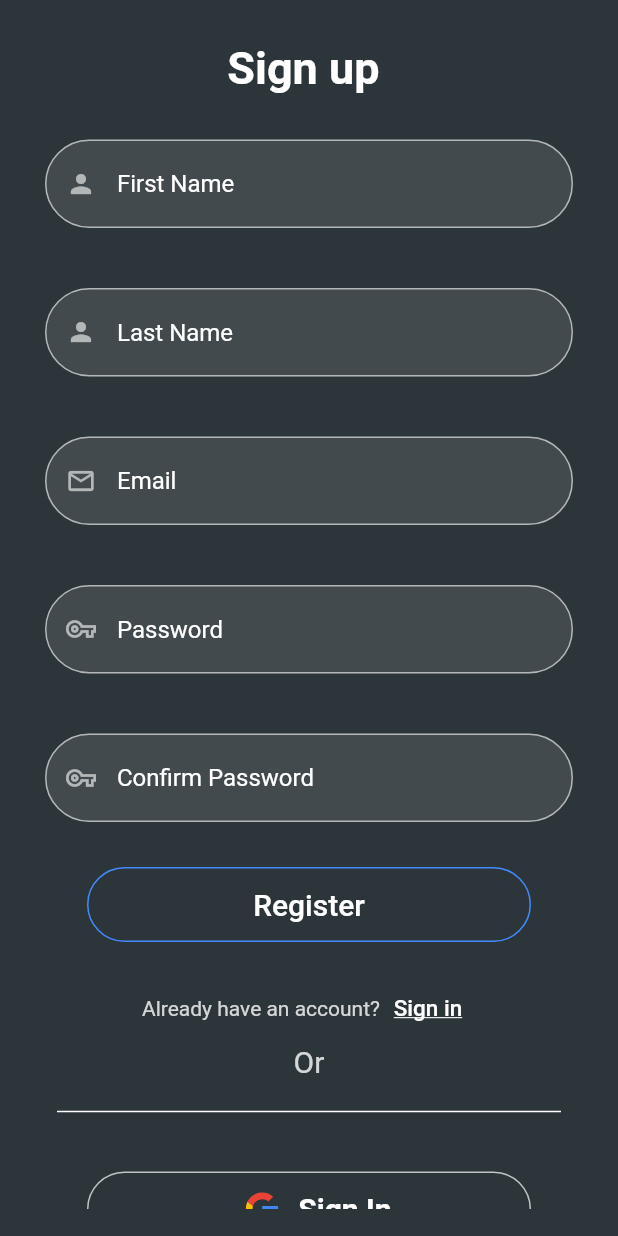
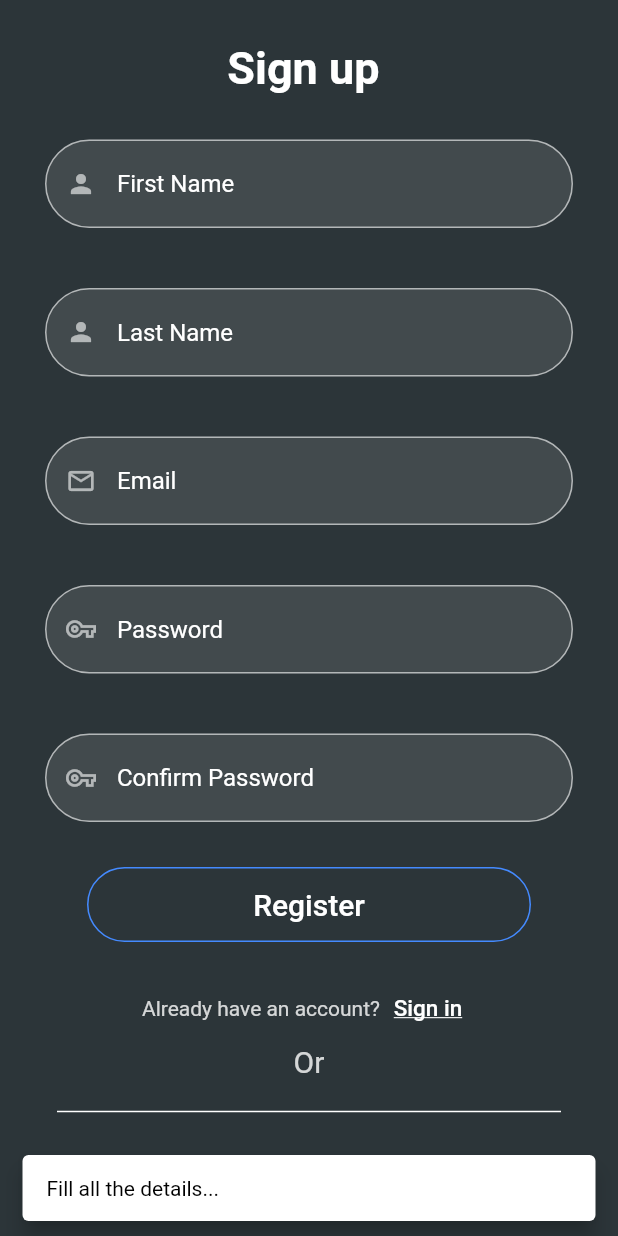
Before and after one commit to mayur4591/mini_project_1, a Flutter app: the SignUpScreen screen opened directly, after a tap on "Register", on a phone screen of 412 x 824 dp. Run offline on Flutter 3.47's test engine with Material 2 defaults, Android fonts, the phone set to English and light mode, and no system bars; our stand-ins replace firebase_auth, firebase_core, firebase_database, flutter_svg; missing offline and left inert: arcore_flutter_plugin; accounts and stored records are empty; network calls fail.

Commit message:
Sign up functinallity

```diff
--- /dev/null
+++ b/lib/Models/newUser.dart
@@ -0,0 +1,9 @@
+class NewUser{
+  late String first_name;
+  late String last_name;
+  late String email;
+  late String role;
+
+  NewUser(this.first_name, this.last_name, this.email, this.role);
+
+}
--- a/lib/Screens/AuthenticationScreens/signUpScreen.dart
+++ b/lib/Screens/AuthenticationScreens/signUpScreen.dart
@@ -1,6 +1,9 @@
+import 'package:firebase_auth/firebase_auth.dart';
 import 'package:flutter/cupertino.dart';
 import 'package:flutter/material.dart';
 import 'package:flutter_svg/svg.dart';
+import 'package:untitled/Models/newUser.dart';
+import 'package:untitled/Screens/AuthenticationScreens/VerifyUser.dart';
 
 class SignUpScreen extends StatefulWidget {
   const SignUpScreen({Key? key}) : super(key: key);
@@ -9,23 +12,23 @@ class SignUpScreen extends StatefulWidget {
   State<SignUpScreen> createState() => _SignUpScreenState();
 }
 
+var newuser;
+
 class _SignUpScreenState extends State<SignUpScreen> {
-
   TextEditingController firstnameController = TextEditingController();
   TextEditingController lastnameController = TextEditingController();
   TextEditingController emailController = TextEditingController();
-
   TextEditingController passwordController = TextEditingController();
   TextEditingController confirmPasswordController = TextEditingController();
 
   @override
   Widget build(BuildContext context) {
-    return  Scaffold(
-      backgroundColor: Color.fromRGBO( 44, 53, 57,1),
+    return Scaffold(
+      backgroundColor: Color.fromRGBO(44, 53, 57, 1),
       body: Padding(
           padding: const EdgeInsets.all(10),
           child: Padding(
-            padding: const EdgeInsets.only(top: 8.0,bottom: 8),
+            padding: const EdgeInsets.only(top: 8.0, bottom: 8),
             child: ListView(
               children: <Widget>[
                 Container(
@@ -33,7 +36,10 @@ class _SignUpScreenState extends State<SignUpScreen> {
                     padding: const EdgeInsets.all(10),
                     child: const Text(
                       "Sign up ",
-                      style: TextStyle(fontSize: 30,color: Colors.white,fontWeight: FontWeight.bold),
+                      style: TextStyle(
+                          fontSize: 30,
+                          color: Colors.white,
+                          fontWeight: FontWeight.bold),
                     )),
                 Container(
                   padding: const EdgeInsets.all(20),
@@ -41,19 +47,27 @@ class _SignUpScreenState extends State<SignUpScreen> {
                     cursorColor: Colors.white,
                     style: const TextStyle(color: Colors.white),
                     controller: firstnameController,
-                    decoration:  InputDecoration(
-                      prefixIcon: Icon(Icons.person,color: Colors.white.withOpacity(0.6),size: 20,),
+                    decoration: InputDecoration(
+                      prefixIcon: Icon(
+                        Icons.person,
+                        color: Colors.white.withOpacity(0.6),
+                        size: 20,
+                      ),
                       filled: true,
                       fillColor: Colors.white.withOpacity(0.1),
                       hintText: 'First Name',
                       hintStyle: const TextStyle(color: Colors.white),
                       enabledBorder: OutlineInputBorder(
                         borderRadius: BorderRadius.circular(30),
-                        borderSide: BorderSide(width: 1, color: Colors.white.withOpacity(0.6)), //<-- SEE HERE
+                        borderSide: BorderSide(
+                            width: 1,
+                            color:
+                                Colors.white.withOpacity(0.6)), //<-- SEE HERE
                       ),
-                      focusedBorder:  OutlineInputBorder(
+                      focusedBorder: OutlineInputBorder(
                         borderRadius: BorderRadius.circular(30),
-                        borderSide: const BorderSide(width: 1, color: Colors.white), //<-- SEE HERE
+                        borderSide: const BorderSide(
+                            width: 1, color: Colors.white), //<-- SEE HERE
                       ),
                     ),
                   ),
@@ -64,19 +78,27 @@ class _SignUpScreenState extends State<SignUpScreen> {
                     cursorColor: Colors.white,
                     style: const TextStyle(color: Colors.white),
                     controller: lastnameController,
-                    decoration:  InputDecoration(
-                      prefixIcon: Icon(Icons.person,color: Colors.white.withOpacity(0.6),size: 20,),
+                    decoration: InputDecoration(
+                      prefixIcon: Icon(
+                        Icons.person,
+                        color: Colors.white.withOpacity(0.6),
+                        size: 20,
+                      ),
                       filled: true,
                       fillColor: Colors.white.withOpacity(0.1),
                       hintText: 'Last Name',
                       hintStyle: const TextStyle(color: Colors.white),
                       enabledBorder: OutlineInputBorder(
                         borderRadius: BorderRadius.circular(30),
-                        borderSide: BorderSide(width: 1, color: Colors.white.withOpacity(0.6)), //<-- SEE HERE
+                        borderSide: BorderSide(
+                            width: 1,
+                            color:
+                                Colors.white.withOpacity(0.6)), //<-- SEE HERE
                       ),
-                      focusedBorder:  OutlineInputBorder(
+                      focusedBorder: OutlineInputBorder(
                         borderRadius: BorderRadius.circular(30),
-                        borderSide: const BorderSide(width: 1, color: Colors.white), //<-- SEE HERE
+                        borderSide: const BorderSide(
+                            width: 1, color: Colors.white), //<-- SEE HERE
                       ),
                     ),
                   ),
@@ -87,19 +109,27 @@ class _SignUpScreenState extends State<SignUpScreen> {
                     cursorColor: Colors.white,
                     style: const TextStyle(color: Colors.white),
                     controller: emailController,
-                    decoration:  InputDecoration(
-                      prefixIcon: Icon(Icons.email_outlined,color: Colors.white.withOpacity(0.6),size: 20,),
+                    decoration: InputDecoration(
+                      prefixIcon: Icon(
+                        Icons.email_outlined,
+                        color: Colors.white.withOpacity(0.6),
+                        size: 20,
+                      ),
                       filled: true,
                       fillColor: Colors.white.withOpacity(0.1),
                       hintText: 'Email',
                       hintStyle: const TextStyle(color: Colors.white),
                       enabledBorder: OutlineInputBorder(
                         borderRadius: BorderRadius.circular(30),
-                        borderSide: BorderSide(width: 1, color: Colors.white.withOpacity(0.6)), //<-- SEE HERE
+                        borderSide: BorderSide(
+                            width: 1,
+                            color:
+                                Colors.white.withOpacity(0.6)), //<-- SEE HERE
                       ),
-                      focusedBorder:  OutlineInputBorder(
+                      focusedBorder: OutlineInputBorder(
                         borderRadius: BorderRadius.circular(30),
-                        borderSide: const BorderSide(width: 1, color: Colors.white), //<-- SEE HERE
+                        borderSide: const BorderSide(
+                            width: 1, color: Colors.white), //<-- SEE HERE
                       ),
                     ),
                   ),
@@ -110,87 +140,140 @@ class _SignUpScreenState extends State<SignUpScreen> {
                     cursorColor: Colors.white,
                     style: const TextStyle(color: Colors.white),
                     controller: passwordController,
-                    decoration:  InputDecoration(
-                      prefixIcon: Icon(Icons.vpn_key_outlined,color: Colors.white.withOpacity(0.6),size: 20,),
+                    decoration: InputDecoration(
+                      prefixIcon: Icon(
+                        Icons.vpn_key_outlined,
+                        color: Colors.white.withOpacity(0.6),
+                        size: 20,
+                      ),
                       filled: true,
                       fillColor: Colors.white.withOpacity(0.1),
                       hintText: 'Password',
                       hintStyle: const TextStyle(color: Colors.white),
                       enabledBorder: OutlineInputBorder(
                         borderRadius: BorderRadius.circular(30),
-                        borderSide: BorderSide(width: 1, color: Colors.white.withOpacity(0.6),), //<-- SEE HERE
+                        borderSide: BorderSide(
+                          width: 1,
+                          color: Colors.white.withOpacity(0.6),
+                        ), //<-- SEE HERE
                       ),
-                      focusedBorder:  OutlineInputBorder(
+                      focusedBorder: OutlineInputBorder(
                         borderRadius: BorderRadius.circular(30),
-                        borderSide: const BorderSide(width: 1, color: Colors.white), //<-- SEE HERE
+                        borderSide: const BorderSide(
+                            width: 1, color: Colors.white), //<-- SEE HERE
                       ),
                     ),
                   ),
                 ),
                 Container(
                   padding: const EdgeInsets.all(20),
-                  decoration: BoxDecoration(
-                      borderRadius: BorderRadius.circular(20)
-                  ),
+                  decoration:
+                      BoxDecoration(borderRadius: BorderRadius.circular(20)),
                   child: TextField(
                     cursorColor: Colors.white,
                     style: TextStyle(color: Colors.white.withOpacity(0.9)),
                     obscureText: true,
                     controller: confirmPasswordController,
-                    decoration:  InputDecoration(
-                      prefixIcon: Icon(Icons.vpn_key_outlined,color: Colors.white.withOpacity(0.6),size: 20,),
+                    decoration: InputDecoration(
+                      prefixIcon: Icon(
+                        Icons.vpn_key_outlined,
+                        color: Colors.white.withOpacity(0.6),
+                        size: 20,
+                      ),
                       filled: true,
                       fillColor: Colors.white.withOpacity(0.1),
                       hintText: 'Confirm Password',
                       hintStyle: const TextStyle(color: Colors.white),
                       enabledBorder: OutlineInputBorder(
                         borderRadius: BorderRadius.circular(30),
-                        borderSide: BorderSide(width: 1, color: Colors.white.withOpacity(0.6)), //<-- SEE HERE
+                        borderSide: BorderSide(
+                            width: 1,
+                            color:
+                                Colors.white.withOpacity(0.6)), //<-- SEE HERE
                       ),
-                      focusedBorder:  OutlineInputBorder(
+                      focusedBorder: OutlineInputBorder(
                         borderRadius: BorderRadius.circular(30),
-                        borderSide: const BorderSide(width: 1, color: Colors.white), //<-- SEE HERE
+                        borderSide: const BorderSide(
+                            width: 1, color: Colors.white), //<-- SEE HERE
                       ),
                     ),
                   ),
                 ),
-                const SizedBox(height: 10,),
+                const SizedBox(
+                  height: 10,
+                ),
                 Padding(
-                  padding: const EdgeInsets.only(left: 38.0,right: 38),
+                  padding: const EdgeInsets.only(left: 38.0, right: 38),
                   child: Container(
                       height: 50,
                       padding: const EdgeInsets.fromLTRB(10, 0, 10, 0),
                       child: TextButton(
                         style: ButtonStyle(
-                            foregroundColor: MaterialStateProperty.all<Color>(Colors.blueAccent),
-                            shape: MaterialStateProperty.all<RoundedRectangleBorder>(
+                            foregroundColor: MaterialStateProperty.all<Color>(
+                                Colors.blueAccent),
+                            shape: MaterialStateProperty.all<
+                                    RoundedRectangleBorder>(
                                 RoundedRectangleBorder(
                                     borderRadius: BorderRadius.circular(28.0),
-                                    side: const BorderSide(color: Colors.blueAccent)
-                                )
-                            )
+                                    side: const BorderSide(
+                                        color: Colors.blueAccent)))),
+                        child: const Text(
+                          'Register',
+                          style: TextStyle(
+                              color: Colors.white,
+                              fontWeight: FontWeight.w500,
+                              fontSize: 20),
                         ),
-                        child: const Text('Register',style: TextStyle(color: Colors.white,fontWeight: FontWeight.w500,fontSize: 20),),
                         onPressed: () {
-                          print(firstnameController.text);
-                          print(passwordController.text);
+                          if (firstnameController.text.isEmpty ||
+                              lastnameController.text.isEmpty ||
+                              emailController.text.isEmpty ||
+                              passwordController.text.isEmpty ||
+                              confirmPasswordController.text.isEmpty) {
+                            ScaffoldMessenger.of(context)
+                                .showSnackBar(const SnackBar(
+                              content: Text('Fill all the details...',style: TextStyle(color: Colors.black),),
+                              behavior: SnackBarBehavior.floating,
+                              backgroundColor: Colors.white,
+                            ));
+                          } else if (passwordController.text !=
+                              confirmPasswordController.text) {
+                            ScaffoldMessenger.of(context)
+                                .showSnackBar(const SnackBar(
+                              content: Text(
+                                  'Password not matched please check once..',style: TextStyle(color: Colors.black),),
+                              behavior: SnackBarBehavior.floating,backgroundColor: Colors.white,
+                            ));
+                          } else {
+                            NewUser user = NewUser(
+                                firstnameController.text.toString(),
+                                lastnameController.text.toString(),
+                                emailController.text.toString(),
+                                'user');
+                            newuser = user;
+                            registerUser(user);
+                          }
                         },
-                      )
-                  ),
+                      )),
                 ),
-                const SizedBox(height: 20,),
+                const SizedBox(
+                  height: 20,
+                ),
                 Row(
                   mainAxisAlignment: MainAxisAlignment.center,
                   children: <Widget>[
-                    Text('Already have an account?',style: TextStyle(color: Colors.white.withOpacity(0.8)),),
+                    Text(
+                      'Already have an account?',
+                      style: TextStyle(color: Colors.white.withOpacity(0.8)),
+                    ),
                     TextButton(
                       style: TextButton.styleFrom(
                         primary: Colors.white,
                       ),
                       child: const Text(
                         'Sign in',
-                        style: TextStyle(fontSize: 15,decoration: TextDecoration.underline),
-
+                        style: TextStyle(
+                            fontSize: 15, decoration: TextDecoration.underline),
                       ),
                       onPressed: () {
                         //signup screen
@@ -199,11 +282,22 @@ class _SignUpScreenState extends State<SignUpScreen> {
                     )
                   ],
                 ),
-                Center(child: Text('Or',style: TextStyle(color: Colors.white.withOpacity(0.8),fontSize: 20),)),
-                const SizedBox(height: 10,),
+                Center(
+                    child: Text(
+                  'Or',
+                  style: TextStyle(
+                      color: Colors.white.withOpacity(0.8), fontSize: 20),
+                )),
+                const SizedBox(
+                  height: 10,
+                ),
                 const Padding(
-                  padding: EdgeInsets.only(left: 28.0,right: 28,top: 10),
-                  child: Divider(height: 4,color: Colors.white,thickness: 1,),
+                  padding: EdgeInsets.only(left: 28.0, right: 28, top: 10),
+                  child: Divider(
+                    height: 4,
+                    color: Colors.white,
+                    thickness: 1,
+                  ),
                 ),
                 Padding(
                   padding: const EdgeInsets.all(38.0),
@@ -212,22 +306,31 @@ class _SignUpScreenState extends State<SignUpScreen> {
                       padding: const EdgeInsets.fromLTRB(10, 0, 10, 0),
                       child: TextButton(
                         style: ButtonStyle(
-                            foregroundColor: MaterialStateProperty.all<Color>(Colors.red),
-                            shape: MaterialStateProperty.all<RoundedRectangleBorder>(
+                            foregroundColor:
+                                MaterialStateProperty.all<Color>(Colors.red),
+                            shape: MaterialStateProperty.all<
+                                    RoundedRectangleBorder>(
                                 RoundedRectangleBorder(
                                     borderRadius: BorderRadius.circular(28.0),
-                                    side:  BorderSide(color: Colors.white.withOpacity(0.7))
-                                )
-                            )
-                        ),
+                                    side: BorderSide(
+                                        color:
+                                            Colors.white.withOpacity(0.7))))),
                         child: Row(
                           mainAxisAlignment: MainAxisAlignment.center,
-                          children:  [
+                          children: [
                             Padding(
-                              padding: const EdgeInsets.only(top: 5.0,bottom: 5.0),
-                              child: SvgPicture.asset('assets/images/googleIcon.svg'),
+                              padding:
+                                  const EdgeInsets.only(top: 5.0, bottom: 5.0),
+                              child: SvgPicture.asset(
+                                  'assets/images/googleIcon.svg'),
                             ),
-                            const Text('Sign In',style: TextStyle(color: Colors.white,fontWeight: FontWeight.bold,fontSize: 20),)
+                            const Text(
+                              'Sign In',
+                              style: TextStyle(
+                                  color: Colors.white,
+                                  fontWeight: FontWeight.bold,
+                                  fontSize: 20),
+                            )
                             //Text('Sign in',style: TextStyle(color: Colors.black,fontWeight: FontWeight.bold),),
                           ],
                         ),
@@ -235,16 +338,31 @@ class _SignUpScreenState extends State<SignUpScreen> {
                           print(firstnameController.text);
                           print(passwordController.text);
                         },
-                      )
-                  ),
+                      )),
                 ),
-
-
-
               ],
             ),
           )),
     );
+  }
+  showerror(Object? error)
+ {
+   ScaffoldMessenger.of(context).showSnackBar(SnackBar(content: Padding(
+     padding: const EdgeInsets.only(bottom: 8.0),
+     child: Text(error.toString(),style: const TextStyle(color: Colors.black),),
+   ),behavior: SnackBarBehavior.floating,backgroundColor: Colors.white,));
 
+ }
+  void registerUser(NewUser user) {
+    FirebaseAuth.instance
+        .createUserWithEmailAndPassword(
+            email: user.email, password: passwordController.text.toString())
+        .then((value) => {
+              Navigator.pushReplacement(context,
+                  MaterialPageRoute(builder: (context) => const VerifyUser()))
+            }).onError((error, stackTrace) => {
+                showerror(error)
+    });
   }
+
 }
--- a/pubspec.yaml
+++ b/pubspec.yaml
@@ -29,6 +29,12 @@ environment:
 dependencies:
   arcore_flutter_plugin: ^0.0.11
   flutter_svg: ^1.1.4
+
+  #firebase
+  firebase_database: ^9.1.3
+  firebase_auth: ^3.7.0
+  firebase_core: ^1.17.0
+
   flutter:
     sdk: flutter
 
```
Also changed, not shown: lib/Screens/AuthenticationScreens/VerifyUser.dart (added, +33 -0 lines), lib/Screens/AuthenticationScreens/emailVerificationScreen.dart (added, +164 -0 lines), lib/Screens/AuthenticationScreens/loginScreen.dart (+5 -2 lines), lib/Screens/HomeScreens/homeScreen.dart (added, +18 -0 lines), lib/main.dart (+8 -4 lines), pubspec.lock, 3 other files.
